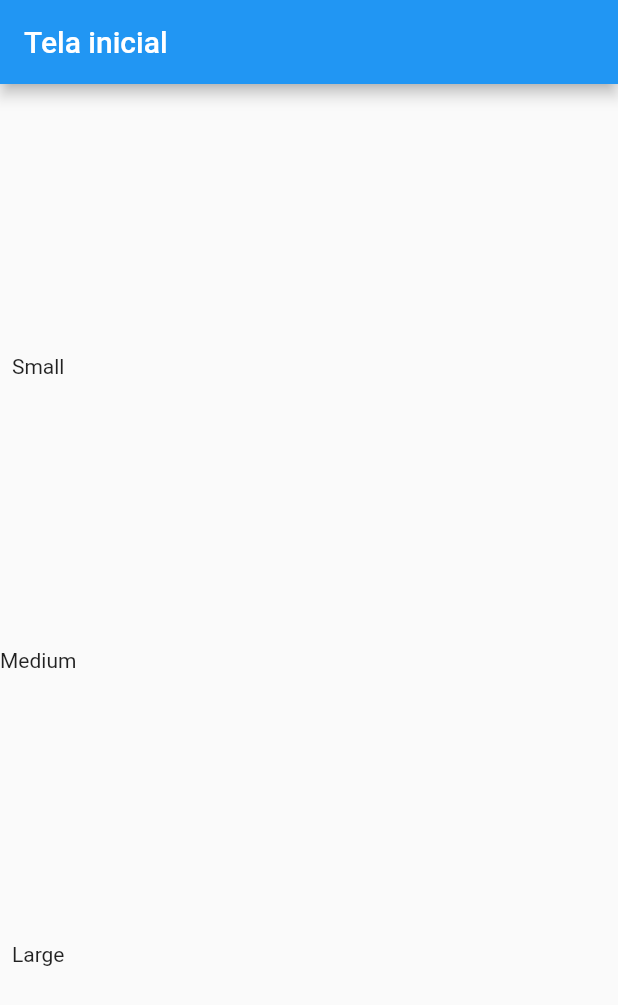
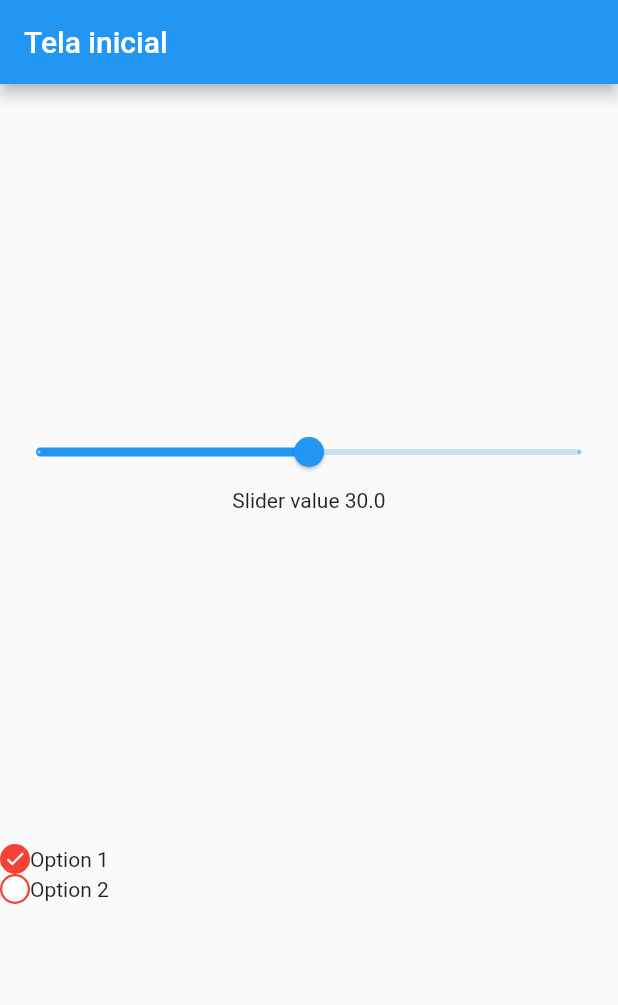
Before and after one commit to thiagobrunoms/edge_delivery, a Flutter app: the screen it shows after launch, on a phone screen of 412 x 824 dp. Shown: the top 1005 px of the screen. Run offline on Flutter 3.47's test engine with Material 2 defaults, Android fonts, the light colour scheme and no system bars.

Commit message:
Create defult slider and first radio version

```diff
--- /dev/null
+++ b/lib/modules/delivery_module/presentation/widgets/my_radio_button_widget.dart
@@ -0,0 +1,30 @@
+import 'package:flutter/material.dart';
+
+class MyRadioButtonWidget extends StatelessWidget {
+  final bool initialValue;
+  final String title;
+  const MyRadioButtonWidget(
+      {super.key, required this.initialValue, required this.title});
+
+  @override
+  Widget build(BuildContext context) {
+    return Row(
+      children: [
+        Container(
+          width: 20,
+          height: 20,
+          decoration: BoxDecoration(
+              color: initialValue ? Colors.red : Colors.white,
+              border: Border.all(color: Colors.red, width: 1.5),
+              shape: BoxShape.circle),
+          child: const Icon(
+            Icons.check,
+            color: Colors.white,
+            size: 15,
+          ),
+        ),
+        Text(title)
+      ],
+    );
+  }
+}
--- /dev/null
+++ b/lib/modules/delivery_module/presentation/widgets/radio_management.dart
@@ -0,0 +1,42 @@
+import 'package:edge_delivery/modules/delivery_module/presentation/widgets/my_radio_button_widget.dart';
+import 'package:flutter/material.dart';
+import 'package:flutter/src/widgets/container.dart';
+import 'package:flutter/src/widgets/framework.dart';
+
+class RadioManagement extends StatefulWidget {
+  const RadioManagement({super.key});
+
+  @override
+  State<RadioManagement> createState() => _RadioManagementState();
+}
+
+class _RadioManagementState extends State<RadioManagement> {
+  bool firstValue = true;
+  bool secondValue = false;
+
+  @override
+  Widget build(BuildContext context) {
+    return Column(
+      children: [
+        InkWell(
+          onTap: update,
+          child:
+              MyRadioButtonWidget(initialValue: firstValue, title: 'Option 1'),
+        ),
+        InkWell(
+            onTap: update,
+            child: MyRadioButtonWidget(
+                initialValue: secondValue, title: 'Option 2'))
+      ],
+    );
+  }
+
+  void update() {
+    setState(() {
+      firstValue = !firstValue;
+      print('firstValue -> $firstValue');
+      secondValue = !secondValue;
+      print('secondValue -> $secondValue');
+    });
+  }
+}
--- /dev/null
+++ b/lib/modules/delivery_module/presentation/widgets/slider_input_widget.dart
@@ -0,0 +1,41 @@
+import 'package:flutter/material.dart';
+
+class SliderInputWidget extends StatefulWidget {
+  final double initialValue;
+  const SliderInputWidget({super.key, required this.initialValue});
+
+  @override
+  State<SliderInputWidget> createState() => _MyWidgetState();
+}
+
+class _MyWidgetState extends State<SliderInputWidget> {
+  late double sliderValue;
+
+  @override
+  void initState() {
+    super.initState();
+
+    sliderValue = widget.initialValue;
+  }
+
+  @override
+  Widget build(BuildContext context) {
+    return Column(
+      children: [
+        Slider(
+          value: sliderValue,
+          max: 100.0,
+          divisions: 2,
+          onChanged: updateSliderValue,
+        ),
+        Text('Slider value $sliderValue')
+      ],
+    );
+  }
+
+  void updateSliderValue(double newValue) {
+    setState(() {
+      sliderValue = newValue;
+    });
+  }
+}
--- a/lib/modules/main_page.dart
+++ b/lib/modules/main_page.dart
@@ -1,4 +1,6 @@
-import 'package:edge_delivery/shared/widgets/buttons/main_button.dart';
+import 'package:edge_delivery/modules/delivery_module/presentation/widgets/my_radio_button_widget.dart';
+import 'package:edge_delivery/modules/delivery_module/presentation/widgets/radio_management.dart';
+import 'package:edge_delivery/modules/delivery_module/presentation/widgets/slider_input_widget.dart';
 import 'package:flutter/material.dart';
 
 class MainScreen extends StatelessWidget {
@@ -6,6 +8,7 @@ class MainScreen extends StatelessWidget {
 
   @override
   Widget build(BuildContext context) {
+    print('buildin main');
     return Scaffold(
         appBar: AppBar(
           title: const Text('Tela inicial'),
@@ -15,9 +18,8 @@ class MainScreen extends StatelessWidget {
           child: Column(
             mainAxisAlignment: MainAxisAlignment.spaceEvenly,
             children: const [
-              Text('Small'),
-              Text('Medium'),
-              Text('Large'),
+              SliderInputWidget(initialValue: 30.0),
+              RadioManagement()
             ],
           ),
         ));
```
